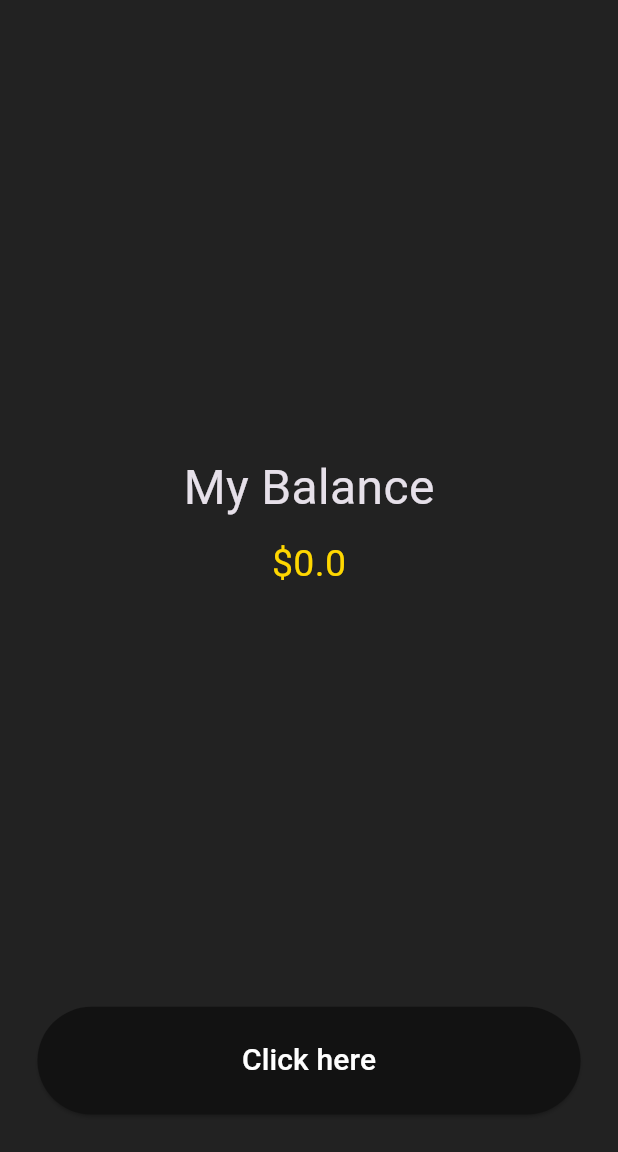
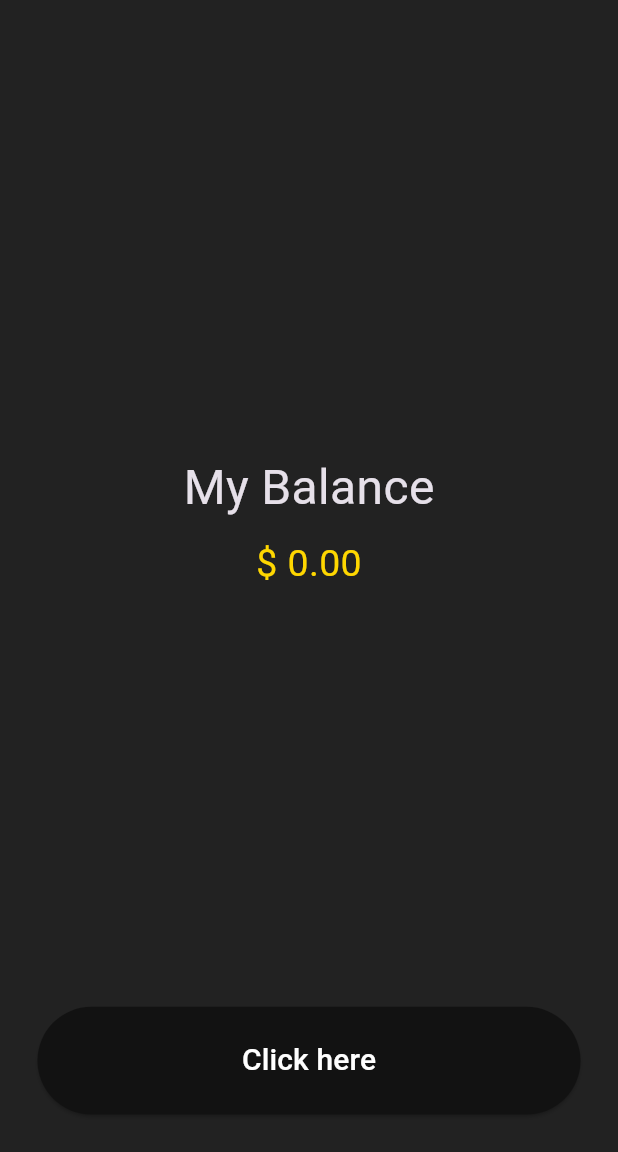
Before and after one commit to Myatty/Billionaire-App, a Flutter app: the screen it shows after launch, on a phone screen of 412 x 824 dp, the part 84-1236 px from its top. Run offline on Flutter 3.47's test engine with Material 3 defaults, Android fonts, the phone set to English and light mode, and no system bars; our stand-ins replace shared_preferences.

```diff
--- a/lib/balance_view.dart
+++ b/lib/balance_view.dart
@@ -1,7 +1,7 @@
 import 'package:flutter/material.dart';
+import 'package:intl/intl.dart';
 
 class BalanceView extends StatelessWidget {
-
   double balance;
   BalanceView({super.key, required this.balance});
 
@@ -15,7 +15,7 @@ class BalanceView extends StatelessWidget {
           Text('My Balance', style: TextStyle(fontSize: 32)),
           SizedBox(height: 10),
           Text(
-            '\$$balance',
+            '\$ ${NumberFormat.simpleCurrency(name: '').format(balance)}',
             style: TextStyle(fontSize: 25, color: Color(0xFFFFD700)),
           ),
         ],
--- a/pubspec.yaml
+++ b/pubspec.yaml
@@ -35,6 +35,7 @@ dependencies:
   # Use with the CupertinoIcons class for iOS style icons.
   cupertino_icons: ^1.0.8
   shared_preferences: ^2.3.4
+  intl: ^0.20.1
 
 dev_dependencies:
   flutter_test:
```
Also changed, not shown: pubspec.lock, 45 other files.
